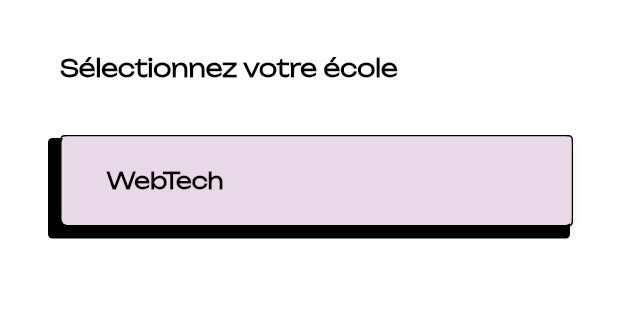
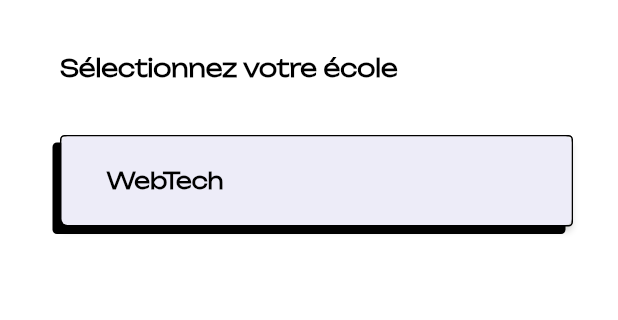
Before and after one commit to NolanMlb/StudentSpot-App, a Flutter app: the EcoleScreen screen opened directly, on a phone screen of 412 x 824 dp, the part 192-512 px from its top. Run offline on Flutter 3.47's test engine with Material 2 defaults, Android fonts, the phone set to English and light mode, and no system bars; project files that could hold a hidden picture were left out.

Commit message:
redirection on login btn + change color and shadow

```diff
--- a/student_spot/lib/main.dart
+++ b/student_spot/lib/main.dart
@@ -15,7 +15,7 @@ class App extends StatelessWidget {
   Widget build(BuildContext context) {
     return const MaterialApp(
       title: 'StudentSpot',
-      home: EcoleScreen(),
+      home: LoginScreen(),
     );
   }
 }
--- a/student_spot/lib/screens/ecole_screen.dart
+++ b/student_spot/lib/screens/ecole_screen.dart
@@ -47,7 +47,7 @@ class EcoleScreen extends StatelessWidget {
                 boxShadow: [
                   BoxShadow(
                     color: Colors.black.withOpacity(1),
-                    spreadRadius: 3,
+                    spreadRadius: 0,
                     blurRadius: 0,
                     offset: Offset(-5, 5),
                   ),
@@ -55,7 +55,8 @@ class EcoleScreen extends StatelessWidget {
               ),
               child: ElevatedButton(
                 style: ElevatedButton.styleFrom(
-                  backgroundColor: Color.fromARGB(255, 233, 217, 230),
+                  //
+                  backgroundColor: const Color(0xFFEDECF8),
                   padding: EdgeInsets.symmetric(vertical: 20.0),
                 ),
                 onPressed: () {},
```
Also changed, not shown: student_spot/lib/screens/login_screen.dart (+8 -1 lines).
